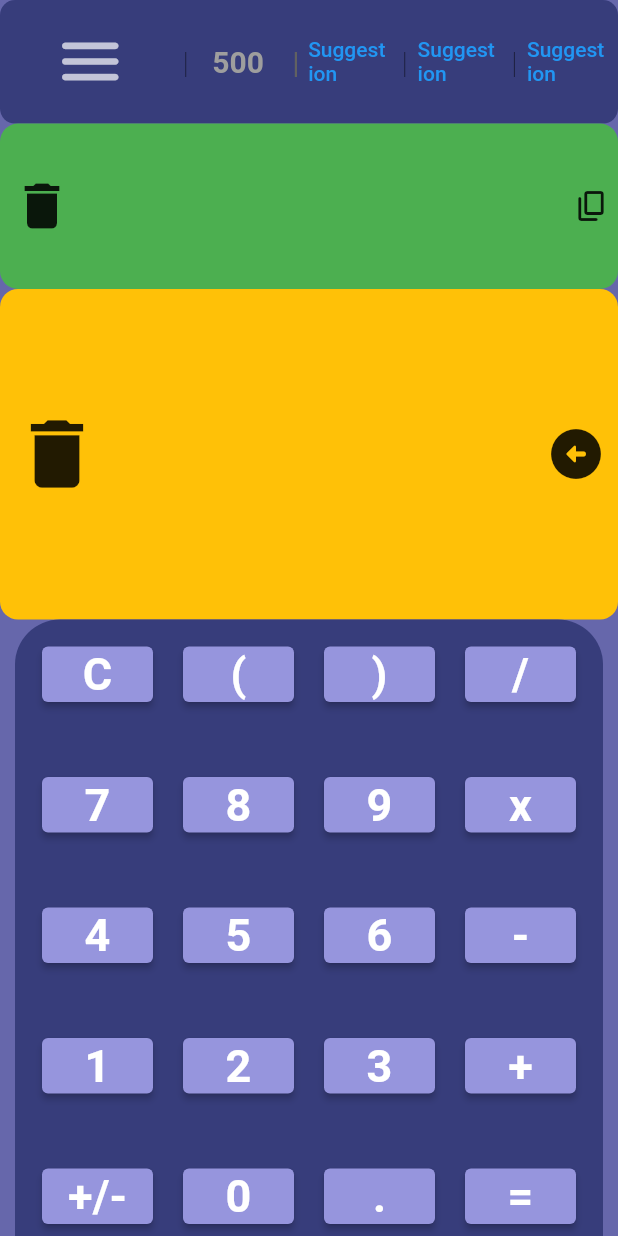
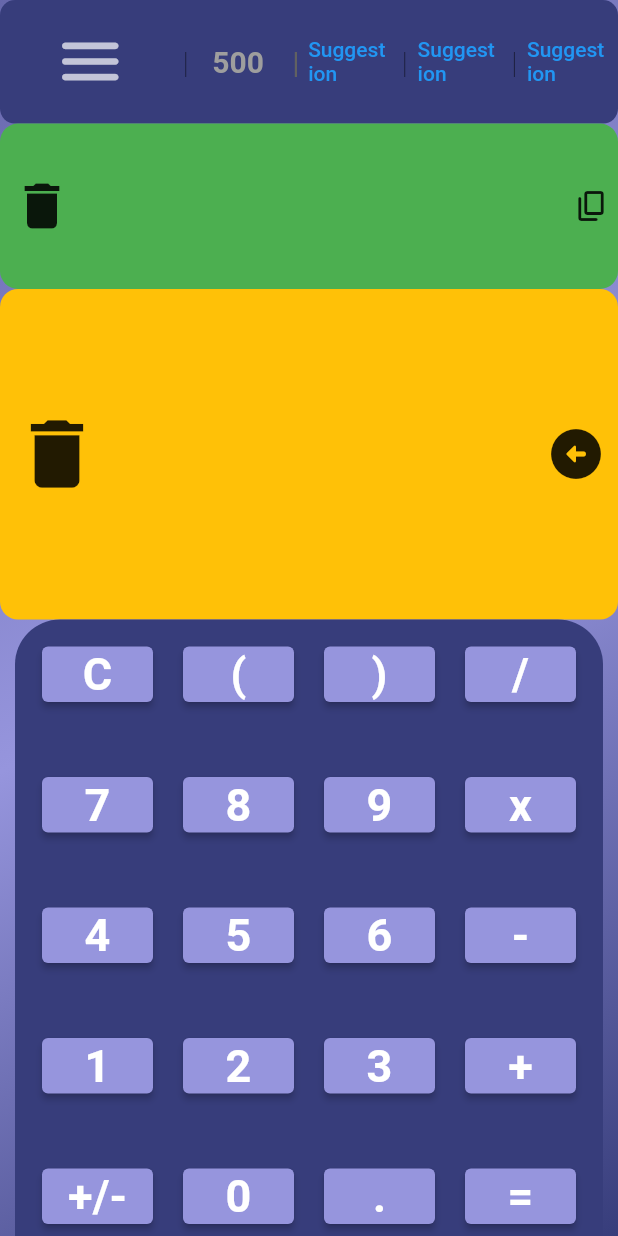
Before and after one commit to NuclearTea/calculator_app, a Flutter app: the screen it shows after launch, on a phone screen of 412 x 824 dp. Run offline on Flutter 3.47's test engine with Material 2 defaults, Android fonts, the phone set to English and light mode, and no system bars; our stand-ins replace math_expressions; missing offline and left inert: function_tree.

Commit message:
made it prettier

```diff
--- a/lib/main.dart
+++ b/lib/main.dart
@@ -107,9 +107,12 @@ class _MyHomePageState extends State<MyHomePage> {
   var displayString = "";
   var equation = "";
 
-  int primaryColor = 0xff6667ab;
-  int lightColor = 0xff9695dd;
-  int darkColor = 0xff373d7b;
+  int primaryDefault = 0xff6667ab;
+  int primaryLight = 0xff9695dd;
+  int primaryDark = 0xff373d7b;
+  int secondaryDefault = 0xff4f508f;
+  int secondaryLight = 0xff7e7cc0;
+  int secondaryDark = 0xff202861;
 
   @override
   Widget build(BuildContext context) {
@@ -119,14 +122,22 @@ class _MyHomePageState extends State<MyHomePage> {
 
     return Scaffold(
       body: Container(
-        color: Color(primaryColor),
+        decoration: BoxDecoration(
+            gradient: LinearGradient(
+                begin: Alignment.topLeft,
+                end: Alignment.bottomRight,
+                colors: [
+              Color(primaryDefault),
+              Color(primaryLight),
+              Color(primaryDark)
+            ])),
         child: Column(
           mainAxisAlignment: MainAxisAlignment.spaceBetween,
           children: [
             Container(
               decoration: BoxDecoration(
                 borderRadius: BorderRadius.circular(10),
-                color: Color(darkColor),
+                color: Color(primaryDark),
               ),
               height: MediaQuery.of(context).size.height * (heightScaleFactor),
               child: Row(
@@ -251,6 +262,12 @@ class _MyHomePageState extends State<MyHomePage> {
                       flex: 9,
                       child: Text(
                         equation,
+                        style: const TextStyle(
+                          fontSize: 16,
+                          color: Colors.black26,
+                          fontFamily: "Roboto",
+                          fontWeight: FontWeight.bold,
+                        ),
                         textAlign: TextAlign.end,
                       ),
                     ),
@@ -296,6 +313,12 @@ class _MyHomePageState extends State<MyHomePage> {
                       flex: 24,
                       child: Text(
                         displayString,
+                        // textWidthBasis: TextWidthBasis.longestLine,
+                        style: const TextStyle(
+                            color: Colors.black87,
+                            fontFamily: "Roboto",
+                            fontSize: 32,
+                            fontWeight: FontWeight.bold),
                         textAlign: TextAlign.end,
                       ),
                     ),
@@ -319,7 +342,7 @@ class _MyHomePageState extends State<MyHomePage> {
                   borderRadius: const BorderRadius.only(
                       topLeft: Radius.circular(30),
                       topRight: Radius.circular(30)),
-                  color: Color(darkColor)),
+                  color: Color(primaryDark)),
               child: Padding(
                 padding: const EdgeInsets.all(8.0),
                 child: GridView(
@@ -339,7 +362,7 @@ class _MyHomePageState extends State<MyHomePage> {
                                 borderRadius: BorderRadius.circular(100)),
                             child: ElevatedButton(
                               style: ElevatedButton.styleFrom(
-                                  backgroundColor: Color(lightColor)),
+                                  backgroundColor: Color(primaryLight)),
                               onPressed: () {
                                 setState(() {
                                   if (value == clear) {
```
